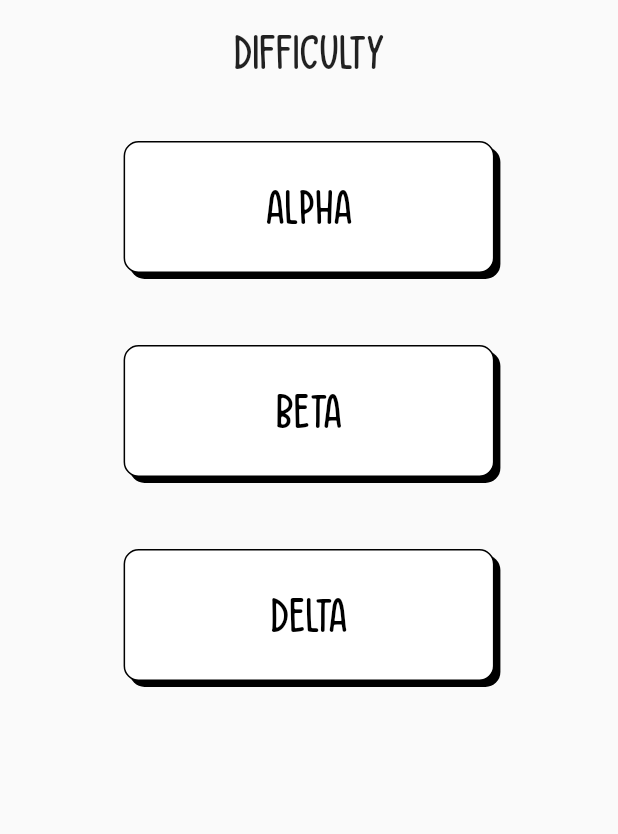
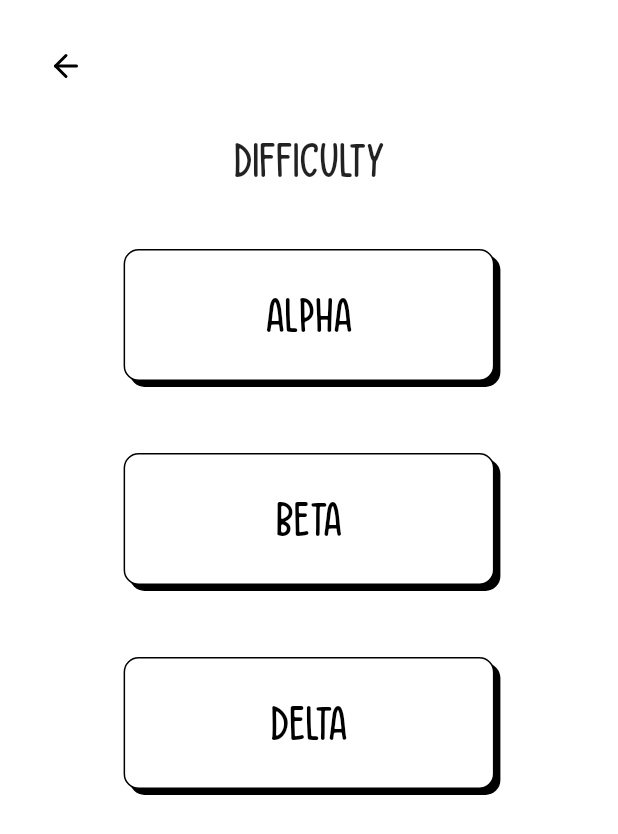
Before and after one commit to dylan-develop/leave_me_alone, a Flutter app: the DifficultiesPage screen opened by its route, on a phone screen of 412 x 824 dp. Shown: the top 834 px of the screen. Run offline on Flutter 3.47's test engine with Material 2 defaults, Android fonts, the phone set to English and light mode, and no system bars; our stand-ins replace bloc, equatable, flutter_bloc, flutter_svg.

Commit message:
Add basic routing

```diff
--- /dev/null
+++ b/lib/components/app_header.dart
@@ -0,0 +1,114 @@
+import 'package:flutter/foundation.dart';
+import 'package:flutter/material.dart';
+import 'package:flutter_svg/svg.dart';
+import 'package:slide_puzzle/components/responsive_layout_builder.dart';
+import 'package:slide_puzzle/components/side_menu.dart';
+import 'package:slide_puzzle/helpers/modal_helper.dart';
+
+class AppHeader extends StatelessWidget {
+  const AppHeader({Key? key}) : super(key: key);
+  @override
+  Widget build(BuildContext context) {
+    return ResponsiveLayoutBuilder(
+      mobile: Padding(
+        padding: const EdgeInsets.symmetric(
+          vertical: 32,
+          horizontal: 32,
+        ),
+        child: Row(
+          children: [
+            Visibility(
+              visible: ModalRoute.of(context)?.settings.name == '/difficulties',
+              child: MouseRegion(
+                cursor: SystemMouseCursors.click,
+                child: GestureDetector(
+                  onTap: () {
+                    Navigator.of(context).pop();
+                  },
+                  child: SvgPicture.asset(
+                    kIsWeb ? 'icons/arrow.svg' : 'assets/icons/arrow.svg',
+                  ),
+                ),
+              ),
+            ),
+            Visibility(
+              visible: ModalRoute.of(context)?.settings.name == '/game',
+              child: MouseRegion(
+                cursor: SystemMouseCursors.click,
+                child: GestureDetector(
+                  onTap: () {
+                    showSlideDialog(
+                      context: context,
+                      beginOffset: const Offset(-1, 0),
+                      child: const SideMenu(),
+                    );
+                  },
+                  child: SvgPicture.asset(
+                    kIsWeb ? 'icons/menu.svg' : 'assets/icons/menu.svg',
+                  ),
+                ),
+              ),
+            ),
+          ],
+        ),
+      ),
+      desktop: Padding(
+        padding: const EdgeInsets.symmetric(
+          vertical: 32,
+          horizontal: 96,
+        ),
+        child: Row(
+          children: [
+            MouseRegion(
+              cursor: SystemMouseCursors.click,
+              child: GestureDetector(
+                onTap: () {
+                  Navigator.of(context).popUntil(ModalRoute.withName('/'));
+                },
+                child: const Text(
+                  'Home',
+                  style: TextStyle(
+                    fontSize: 32,
+                    fontFamily: 'ThinkBig',
+                  ),
+                ),
+              ),
+            ),
+            Visibility(
+              visible: ModalRoute.of(context)?.settings.name == '/game',
+              child: Row(
+                children: [
+                  Container(
+                    width: 8,
+                    height: 8,
+                    margin: const EdgeInsets.symmetric(horizontal: 24),
+                    decoration: const BoxDecoration(
+                      shape: BoxShape.circle,
+                      color: Colors.black,
+                    ),
+                  ),
+                  MouseRegion(
+                    cursor: SystemMouseCursors.click,
+                    child: GestureDetector(
+                      onTap: () {
+                        Navigator.of(context)
+                            .popUntil(ModalRoute.withName('/difficulties'));
+                      },
+                      child: const Text(
+                        'Difficulty',
+                        style: TextStyle(
+                          fontSize: 32,
+                          fontFamily: 'ThinkBig',
+                        ),
+                      ),
+                    ),
+                  ),
+                ],
+              ),
+            ),
+          ],
+        ),
+      ),
+    );
+  }
+}
--- /dev/null
+++ b/lib/components/page_container.dart
@@ -0,0 +1,25 @@
+import 'package:flutter/material.dart';
+import 'package:slide_puzzle/components/app_header.dart';
+
+class PageContainer extends StatelessWidget {
+  final Widget child;
+
+  const PageContainer({Key? key, required this.child}) : super(key: key);
+
+  @override
+  Widget build(BuildContext context) {
+    return Scaffold(
+      backgroundColor: Colors.white,
+      body: SafeArea(
+        child: Column(
+          children: [
+            const AppHeader(),
+            Expanded(
+              child: child,
+            ),
+          ],
+        ),
+      ),
+    );
+  }
+}
--- a/lib/components/side_section.dart
+++ b/lib/components/side_section.dart
@@ -84,7 +84,8 @@ class SideSection extends StatelessWidget {
               onPressed: () {
                 showSlideDialog(
                   context: context,
-                  child: const HintsPopup()
+                  child: const HintsPopup(),
+                  beginOffset: const Offset(-1 , 0),
                 );
               },
             ),
--- a/lib/helpers/modal_helper.dart
+++ b/lib/helpers/modal_helper.dart
@@ -35,6 +35,7 @@ Future<T?> showSlideDialog<T>({
   required Widget child,
   bool barrierDismissible = true,
   String barrierLabel = '',
+  Offset? beginOffset,
 }) =>
     showGeneralDialog<T>(
       transitionBuilder: (context, animation, secondaryAnimation, widget) {
@@ -46,7 +47,7 @@ Future<T?> showSlideDialog<T>({
         return ResponsiveLayoutBuilder(
           mobile: SlideTransition(
             position: Tween<Offset>(
-              begin: const Offset(0.0, 1.0),
+              begin: beginOffset ?? const Offset(0.0, 1.0),
               end: Offset.zero,
             ).animate(curvedAnimation),
             child: FadeTransition(
@@ -56,7 +57,7 @@ Future<T?> showSlideDialog<T>({
           ),
           desktop: SlideTransition(
             position: Tween<Offset>(
-              begin: const Offset(-1.0, 0.0),
+              begin: beginOffset ?? const Offset(-1.0, 0.0),
               end: Offset.zero,
             ).animate(curvedAnimation),
             child: FadeTransition(
--- a/lib/main.dart
+++ b/lib/main.dart
@@ -24,6 +24,8 @@ class MyApp extends StatelessWidget {
       ],
       child: MaterialApp(
         title: 'Slide Puzzle',
+        scrollBehavior: ScrollConfiguration.of(context).copyWith(scrollbars: false),
+
         initialRoute: '/',
         routes: {
           '/': (context) => const OnboardPage(),
--- a/lib/screens/difficulties.dart
+++ b/lib/screens/difficulties.dart
@@ -2,6 +2,7 @@ import 'package:flutter/material.dart';
 import 'package:flutter_bloc/flutter_bloc.dart';
 import 'package:slide_puzzle/bloc/puzzle_bloc.dart';
 import 'package:slide_puzzle/components/elevated_button.dart';
+import 'package:slide_puzzle/components/page_container.dart';
 import 'package:slide_puzzle/components/responsive_layout_builder.dart';
 import 'package:slide_puzzle/models/puzzle.dart';
 
@@ -10,22 +11,23 @@ class DifficultiesPage extends StatelessWidget {
 
   @override
   Widget build(BuildContext context) {
-    return Scaffold(
-      body: ResponsiveLayoutBuilder(
+    return PageContainer(
+      child: ResponsiveLayoutBuilder(
         mobile: LayoutBuilder(
           builder: (context, constraints) {
-            return Container(
-              margin: EdgeInsets.symmetric(
+            return Padding(
+              padding: EdgeInsets.symmetric(
                 horizontal: constraints.maxWidth * 0.2,
               ),
+              child: SingleChildScrollView(
                 child: Column(
                   crossAxisAlignment: CrossAxisAlignment.stretch,
                   mainAxisAlignment: MainAxisAlignment.center,
                   children: [
                     Center(
                       child: Container(
-                      margin: const EdgeInsets.symmetric(
-                        vertical: 16,
+                        margin: const EdgeInsets.only(
+                          bottom: 16,
                         ),
                         child: const Text(
                           'Difficulty',
@@ -37,11 +39,6 @@ class DifficultiesPage extends StatelessWidget {
                         ),
                       ),
                     ),
-                  Expanded(
-                    child: SingleChildScrollView(
-                      child: Column(
-                        crossAxisAlignment: CrossAxisAlignment.stretch,
-                        children: [
                     for (final difficulty in PuzzleDifficulty.values)
                       Container(
                         margin: const EdgeInsets.symmetric(vertical: 24),
@@ -53,18 +50,15 @@ class DifficultiesPage extends StatelessWidget {
                             vertical: 24,
                           ),
                           onPressed: () {
-                                  context.read<PuzzleBloc>().add(
-                                      PuzzleInitialized(
-                                          difficulty: difficulty));
+                            context
+                                .read<PuzzleBloc>()
+                                .add(PuzzleInitialized(difficulty: difficulty));
                             Navigator.of(context).pushNamed('/game');
                           },
                         ),
                       ),
                   ],
                 ),
-                    ),
-                  )
-                ],
               ),
             );
           },
@@ -75,14 +69,19 @@ class DifficultiesPage extends StatelessWidget {
               child: Container(),
             ),
             Expanded(
+              child: SingleChildScrollView(
+                child: Container(
+                  padding: const EdgeInsets.symmetric(
+                    horizontal: 24,
+                  ),
                   child: Column(
                     crossAxisAlignment: CrossAxisAlignment.stretch,
                     mainAxisAlignment: MainAxisAlignment.center,
                     children: [
                       Center(
                         child: Container(
-                      margin: const EdgeInsets.symmetric(
-                        vertical: 16,
+                          margin: const EdgeInsets.only(
+                            bottom: 16,
                           ),
                           child: const Text(
                             'Difficulty',
@@ -94,11 +93,6 @@ class DifficultiesPage extends StatelessWidget {
                           ),
                         ),
                       ),
-                  Expanded(
-                    child: SingleChildScrollView(
-                      child: Column(
-                        crossAxisAlignment: CrossAxisAlignment.stretch,
-                        children: [
                       for (final difficulty in PuzzleDifficulty.values)
                         Container(
                           margin: const EdgeInsets.symmetric(vertical: 24),
@@ -110,9 +104,9 @@ class DifficultiesPage extends StatelessWidget {
                               vertical: 24,
                             ),
                             onPressed: () {
-                                  context.read<PuzzleBloc>().add(
-                                      PuzzleInitialized(
-                                          difficulty: difficulty));
+                              context
+                                  .read<PuzzleBloc>()
+                                  .add(PuzzleInitialized(difficulty: difficulty));
                               Navigator.of(context).pushNamed('/game');
                             },
                           ),
@@ -120,8 +114,6 @@ class DifficultiesPage extends StatelessWidget {
                     ],
                   ),
                 ),
-                  ),
-                ],
               ),
             ),
             Expanded(
--- a/lib/screens/onboard.dart
+++ b/lib/screens/onboard.dart
@@ -116,6 +116,10 @@ class OnboardPage extends StatelessWidget {
             ),
             Expanded(
               child: SingleChildScrollView(
+                child: Padding(
+                  padding: const EdgeInsets.symmetric(
+                    horizontal: 24,
+                  ),
                   child: Column(
                     crossAxisAlignment: CrossAxisAlignment.stretch,
                     mainAxisAlignment: MainAxisAlignment.center,
@@ -202,6 +206,7 @@ class OnboardPage extends StatelessWidget {
                   ),
                 ),
               ),
+            ),
             Expanded(
               child: Container(),
             ),
--- a/pubspec.yaml
+++ b/pubspec.yaml
@@ -29,7 +29,8 @@ environment:
 dependencies:
   flutter:
     sdk: flutter
-
+  flutter_web_plugins:
+    sdk: flutter
 
   # The following adds the Cupertino Icons font to your application.
   # Use with the CupertinoIcons class for iOS style icons.
@@ -37,6 +38,7 @@ dependencies:
 
   equatable: ^2.0.3
   flutter_bloc: ^8.0.1
+  flutter_svg: ^1.0.3
 
 dev_dependencies:
   flutter_test:
@@ -65,6 +67,7 @@ flutter:
   #   - images/a_dot_burr.jpeg
   #   - images/a_dot_ham.jpeg
   assets:
+    - assets/icons/
     - assets/images/
 
   # assets:
```
Also changed, not shown: lib/components/popup_container.dart (+7 -1 lines), lib/components/side_menu.dart (added, +107 -0 lines), lib/components/top_section.dart (+15 -3 lines), lib/screens/game.dart (+17 -9 lines), assets/icons/arrow.svg (added), assets/icons/delete.svg (added), assets/icons/menu.svg (added), pubspec.lock. Lines whose indentation alone changed are shown as unchanged.
